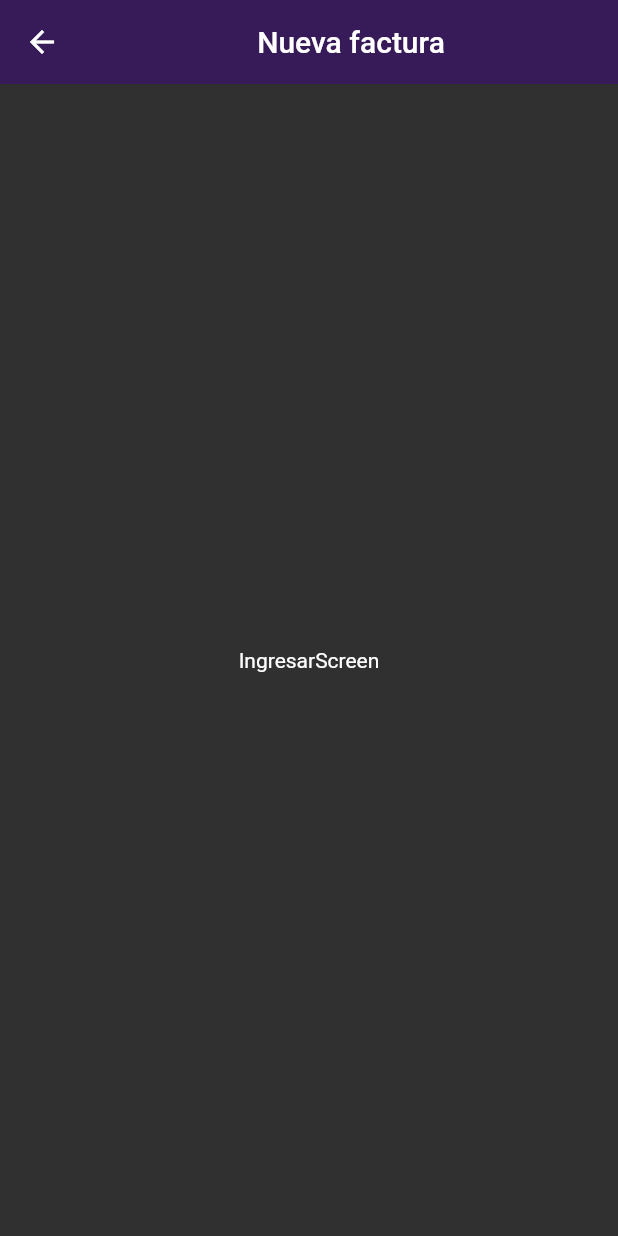
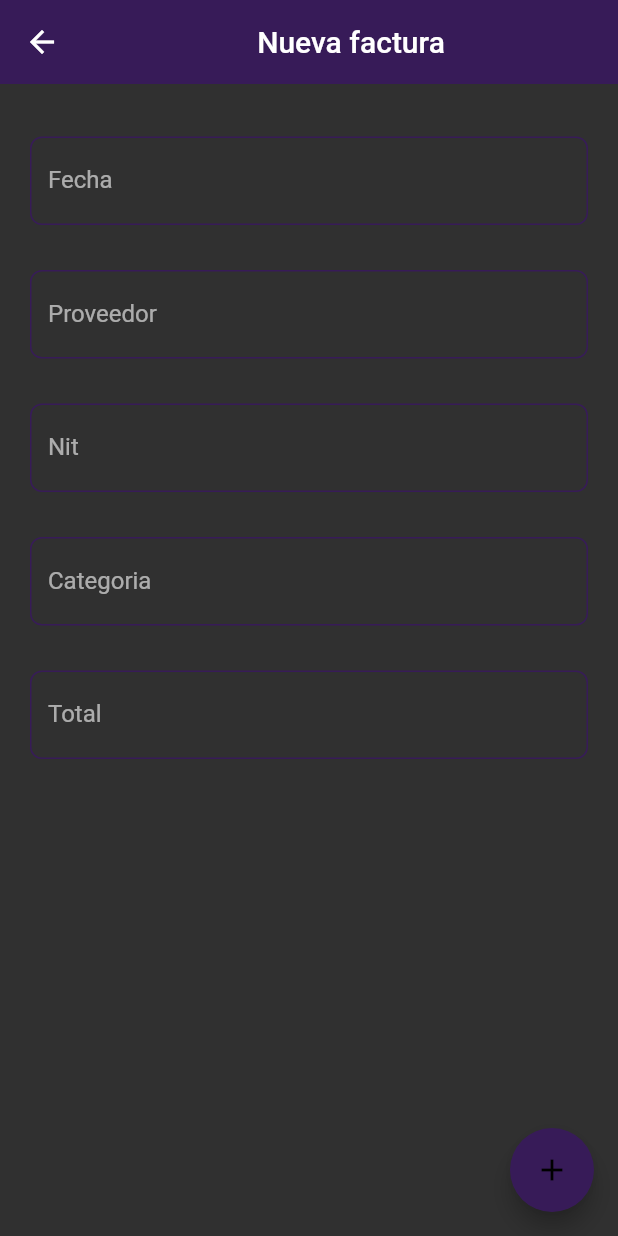
Before and after one commit to B3rert/facuturas_registro, a Flutter app: the IngresarScreen screen opened by its route, on a phone screen of 412 x 824 dp. Run offline on Flutter 3.47's test engine with Material 2 defaults, Android fonts, the light colour scheme and no system bars.

Commit message:
add factura

```diff
--- a/lib/main.dart
+++ b/lib/main.dart
@@ -1,8 +1,26 @@
 import 'package:facuturas_registro/routes/app_routes.dart';
 import 'package:facuturas_registro/themes/app_theme.dart';
 import 'package:flutter/material.dart';
+import 'package:provider/provider.dart';
 
-void main() => runApp(const MyApp());
+import 'providers/provider.dart';
+
+void main() => runApp(const AppState());
+
+class AppState extends StatelessWidget {
+  const AppState({Key? key}) : super(key: key);
+
+  @override
+  Widget build(BuildContext context) {
+    return MultiProvider(
+      providers: [
+        ChangeNotifierProvider(create: (_) => FormIngresarProvider()),
+        ChangeNotifierProvider(create: (_) => FacturaProvider()),
+      ],
+      child: const MyApp(),
+    );
+  }
+}
 
 class MyApp extends StatelessWidget {
   const MyApp({Key? key}) : super(key: key);
--- a/lib/providers/facturas_provider.dart
+++ b/lib/providers/factura_provider.dart
@@ -1,7 +1,7 @@
 import 'package:facuturas_registro/models/models.dart';
 import 'package:flutter/material.dart';
 
-class FacturasProvider extends ChangeNotifier {
+class FacturaProvider extends ChangeNotifier {
   final List<FacturaModel> facturas = [];
 
   void addFactura(FacturaModel factura) {
--- /dev/null
+++ b/lib/providers/form_ingresar_provider.dart
@@ -0,0 +1,17 @@
+import 'package:flutter/cupertino.dart';
+
+class FormIngresarProvider extends ChangeNotifier {
+  final Map<String, String> formValues = {
+    "fecha": "",
+    "proveedorNombre": "",
+    "proveedorNit": "",
+    "categoria": "",
+    "total": "",
+  };
+
+  GlobalKey<FormState> formKey = GlobalKey<FormState>();
+
+  bool isValidForm() {
+    return formKey.currentState?.validate() ?? false;
+  }
+}
--- /dev/null
+++ b/lib/providers/provider.dart
@@ -0,0 +1,2 @@
+export 'package:facuturas_registro/providers/factura_provider.dart';
+export 'package:facuturas_registro/providers/form_ingresar_provider.dart';
--- a/lib/screens/ingresar_screen.dart
+++ b/lib/screens/ingresar_screen.dart
@@ -1,4 +1,8 @@
+import 'package:facuturas_registro/models/models.dart';
+import 'package:facuturas_registro/providers/provider.dart';
+import 'package:facuturas_registro/widgets/widgets.dart';
 import 'package:flutter/material.dart';
+import 'package:provider/provider.dart';
 
 class IngresarScreen extends StatelessWidget {
   const IngresarScreen({Key? key}) : super(key: key);
@@ -6,15 +10,92 @@ class IngresarScreen extends StatelessWidget {
   //name route
   static const routeName = 'ingresar';
 
+  //parse string to float number, return 0 if error
+  static double parseFloat(String value) {
+    try {
+      return double.parse(value);
+    } catch (e) {
+      return 0;
+    }
+  }
+
   @override
   Widget build(BuildContext context) {
+    final formIngresar = Provider.of<FormIngresarProvider>(context);
+    final facturaProvider =
+        Provider.of<FacturaProvider>(context, listen: false);
+
     return Scaffold(
-      appBar: AppBar(
-        title: const Center(child: Text('Nueva factura')),
-      ),
-      body: Center(
-        child: Text('IngresarScreen'),
-      ),
-    );
+        floatingActionButton: FloatingActionButton(
+          onPressed: () {
+            if (formIngresar.isValidForm()) {
+              final ProveedorModel proveedor = ProveedorModel(
+                id: 0,
+                nombre: formIngresar.formValues['proveedorNombre']!,
+                nit: formIngresar.formValues['proveedorNit']!,
+              );
+
+              final factura = FacturaModel(
+                id: 0,
+                fecha: formIngresar.formValues['fecha']!,
+                proveedor: proveedor,
+                categoria: formIngresar.formValues['categoria']!,
+                total: parseFloat(formIngresar.formValues['total']!),
+              );
+
+              facturaProvider.addFactura(factura);
+            }
+          },
+          child: const Icon(Icons.add),
+        ),
+        appBar: AppBar(
+          title: const Center(child: Text('Nueva factura')),
+        ),
+        body: SingleChildScrollView(
+          padding: const EdgeInsets.all(20),
+          child: Form(
+            autovalidateMode: AutovalidateMode.onUserInteraction,
+            key: formIngresar.formKey,
+            child: Column(
+              children: [
+                CustomInput(
+                  maxLines: 1,
+                  formProperty: 'fecha',
+                  formValues: formIngresar.formValues,
+                  labelText: 'Fecha',
+                  hintText: 'Fecha de la factura',
+                ),
+                CustomInput(
+                  maxLines: 1,
+                  formProperty: 'proveedorNombre',
+                  formValues: formIngresar.formValues,
+                  labelText: 'Proveedor',
+                  hintText: 'Nombre del proveedor',
+                ),
+                CustomInput(
+                  maxLines: 1,
+                  formProperty: 'proveedorNit',
+                  formValues: formIngresar.formValues,
+                  labelText: 'Nit',
+                  hintText: 'Nit del proveedor',
+                ),
+                CustomInput(
+                  maxLines: 1,
+                  formProperty: 'categoria',
+                  formValues: formIngresar.formValues,
+                  labelText: 'Categoria',
+                  hintText: 'Categoria de la factura',
+                ),
+                CustomInput(
+                  maxLines: 1,
+                  formProperty: 'total',
+                  formValues: formIngresar.formValues,
+                  labelText: 'Total',
+                  hintText: 'Total de la factura',
+                ),
+              ],
+            ),
+          ),
+        ));
   }
 }
--- a/lib/widgets/widgets.dart
+++ b/lib/widgets/widgets.dart
@@ -0,0 +1 @@
+export 'package:facuturas_registro/widgets/cutom_input.dart';
```
